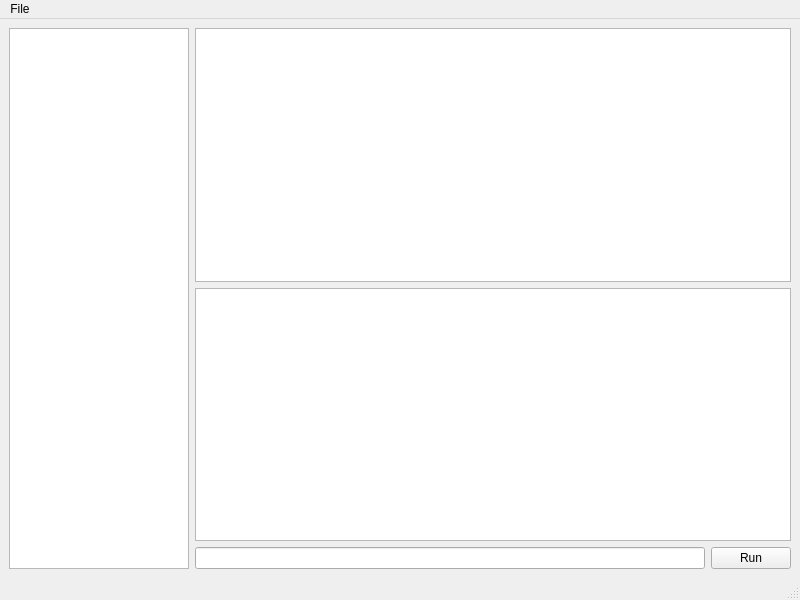
This is Libretro/mgba/src/platform/qt/scripting/ScriptingView.ui in kiddreads/Avalon-copy2 as Qt 5 draws it before an edit. The edited form follows.
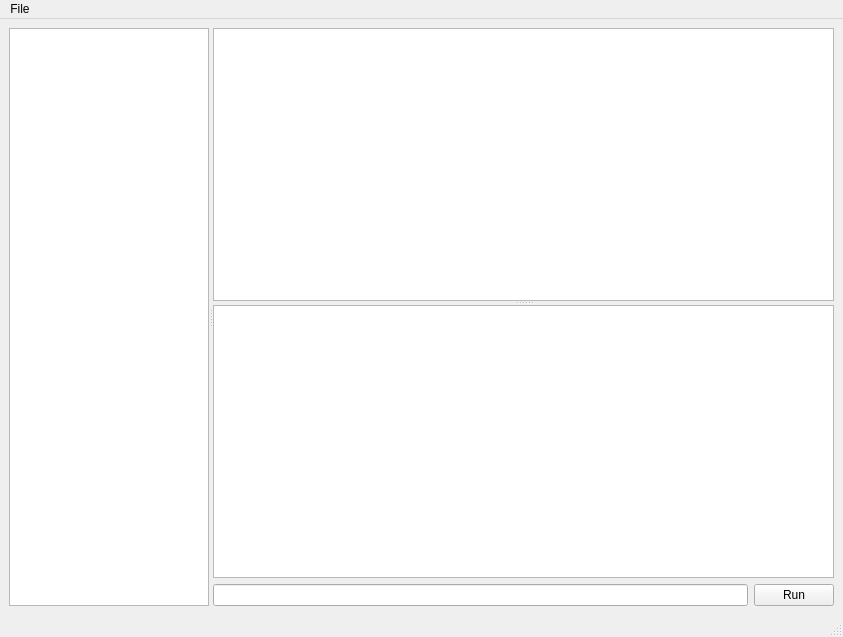
This is the edited form. Custom widgets are drawn as their Qt base class.

Commit message: Qt: Add splitters to scripting view

The edit to the form file:
```diff
--- a/Libretro/mgba/src/platform/qt/scripting/ScriptingView.ui
+++ b/Libretro/mgba/src/platform/qt/scripting/ScriptingView.ui
@@ -6,32 +6,51 @@
    <rect>
     <x>0</x>
     <y>0</y>
-    <width>800</width>
-    <height>600</height>
+    <width>843</width>
+    <height>637</height>
    </rect>
   </property>
   <property name="windowTitle">
    <string>Scripting</string>
   </property>
   <widget class="QWidget" name="centralwidget">
-   <layout class="QGridLayout" name="gridLayout" columnstretch="0,1,0">
+   <layout class="QGridLayout" name="gridLayout">
     <item row="0" column="0" rowspan="3">
+     <widget class="QSplitter" name="splitter">
+      <property name="orientation">
+       <enum>Qt::Horizontal</enum>
+      </property>
      <widget class="QListView" name="buffers">
-      <property name="sizePolicy">
-       <sizepolicy hsizetype="Preferred" vsizetype="Expanding">
-        <horstretch>0</horstretch>
-        <verstretch>0</verstretch>
-       </sizepolicy>
+       <property name="minimumSize">
+        <size>
+         <width>90</width>
+         <height>0</height>
+        </size>
       </property>
       <property name="maximumSize">
        <size>
-        <width>180</width>
+         <width>200</width>
         <height>16777215</height>
        </size>
       </property>
      </widget>
-    </item>
-    <item row="0" column="1" colspan="2">
+      <widget class="QWidget" name="verticalLayoutWidget">
+       <layout class="QGridLayout" name="gridLayout_3">
+        <item row="1" column="0">
+         <widget class="QLineEdit" name="prompt"/>
+        </item>
+        <item row="1" column="1">
+         <widget class="QPushButton" name="runButton">
+          <property name="text">
+           <string>Run</string>
+          </property>
+         </widget>
+        </item>
+        <item row="0" column="0" colspan="2">
+         <widget class="QSplitter" name="splitter_1">
+          <property name="orientation">
+           <enum>Qt::Vertical</enum>
+          </property>
      <widget class="QPlainTextEdit" name="buffer">
       <property name="lineWrapMode">
        <enum>QPlainTextEdit::NoWrap</enum>
@@ -40,8 +59,6 @@
        <bool>true</bool>
       </property>
      </widget>
-    </item>
-    <item row="1" column="1" colspan="2">
      <widget class="QGBA::LogWidget" name="log">
       <property name="sizePolicy">
        <sizepolicy hsizetype="MinimumExpanding" vsizetype="Expanding">
@@ -53,15 +70,10 @@
        <bool>true</bool>
       </property>
      </widget>
-    </item>
-    <item row="2" column="1">
-     <widget class="QLineEdit" name="prompt"/>
-    </item>
-    <item row="2" column="2">
-     <widget class="QPushButton" name="runButton">
-      <property name="text">
-       <string>Run</string>
-      </property>
+         </widget>
+        </item>
+       </layout>
+      </widget>
      </widget>
     </item>
    </layout>
```
Lines whose indentation alone changed are shown as unchanged.
